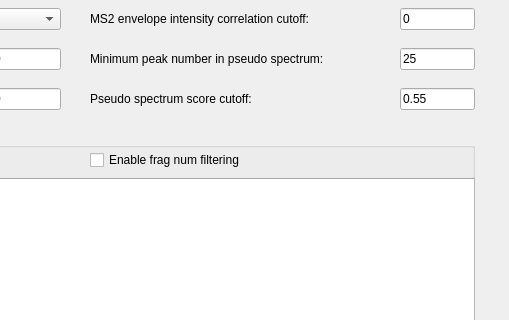
Before: the Qt Designer form src/gui/topdia/topdiadialog.ui in toppic-suite/toppic-suite, drawn with Qt 5; both pictures show x 594 to 1103 and y 282 to 602 of the 1103 by 685 pixel window.
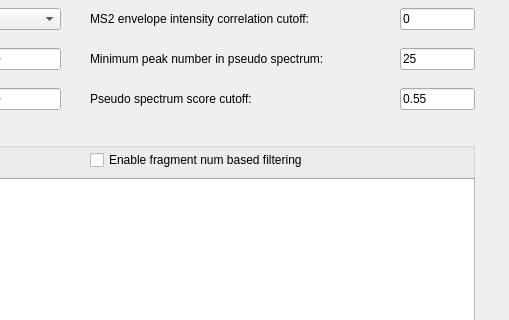
After: the same form once the commit is applied. Icons and pictures are not drawn.

Commit message:
topdia_gui: "Enable frag num filtering" checkbox renamed "Enable fragment num based filtering"
The TopDIA manual's -j row names the new label.

Claude-Session: https://claude.ai/code/session_01X5qkmEWbh4xD3tEKPGcGH7

```diff
--- a/src/gui/topdia/topdiadialog.ui
+++ b/src/gui/topdia/topdiadialog.ui
@@ -624,7 +624,7 @@
          <string>&lt;html&gt;&lt;head/&gt;&lt;body&gt;&lt;p&gt;Filter the isotopic envelopes of MS/MS scans by the estimated number of fragment ions: the envelopes ranked highest by the score chosen with Use MS-Deconv score are kept. MS1 envelopes are not filtered, and the filter is not used with the flashdeconv MS/MS deconvolution. Unchecked by default. (topdia -j, --frag-num-filtering)&lt;/p&gt;&lt;/body&gt;&lt;/html&gt;</string>
         </property>
         <property name="text">
-         <string>Enable frag num filtering</string>
+         <string>Enable fragment num based filtering</string>
         </property>
         <property name="checkable">
          <bool>true</bool>
```
The commit also changes 1 other file.
